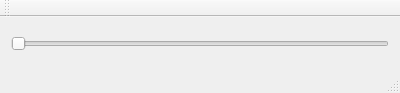
The window that samples/basic/basicqtapp.ui (Kvalme/qglgui) describes before a commit, drawn with Qt 5.
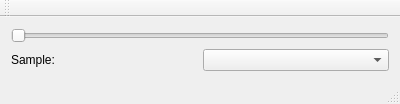
The same window after the commit.

Commit message: Add styles sample. Add sample selection. Add opactity and rise/lower

The edit to the form file:
```diff
--- a/samples/basic/basicqtapp.ui
+++ b/samples/basic/basicqtapp.ui
@@ -7,14 +7,14 @@
     <x>0</x>
     <y>0</y>
     <width>400</width>
-    <height>93</height>
+    <height>97</height>
    </rect>
   </property>
   <property name="windowTitle">
    <string>BasicQtApp</string>
   </property>
   <widget class="QWidget" name="centralWidget">
-   <layout class="QHBoxLayout" name="horizontalLayout">
+   <layout class="QVBoxLayout" name="verticalLayout">
     <item>
      <widget class="QSlider" name="horizontalSlider">
       <property name="maximum">
@@ -25,6 +25,20 @@
       </property>
      </widget>
     </item>
+    <item>
+     <layout class="QHBoxLayout" name="horizontalLayout">
+      <item>
+       <widget class="QLabel" name="label">
+        <property name="text">
+         <string>Sample:</string>
+        </property>
+       </widget>
+      </item>
+      <item>
+       <widget class="QComboBox" name="selectedSample"/>
+      </item>
+     </layout>
+    </item>
    </layout>
   </widget>
   <widget class="QMenuBar" name="menuBar">
```
Left out of the diff: 10 changed lines with no effect on the pictures. The commit also changes 16 other files.
